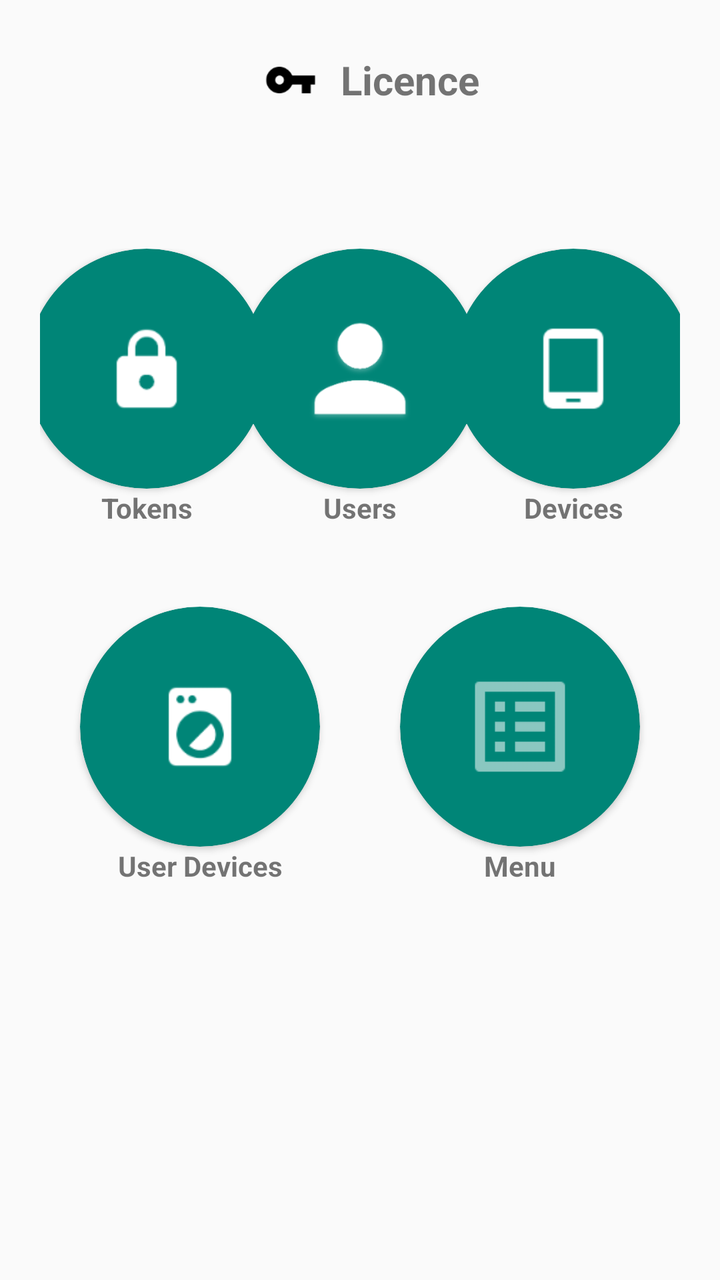
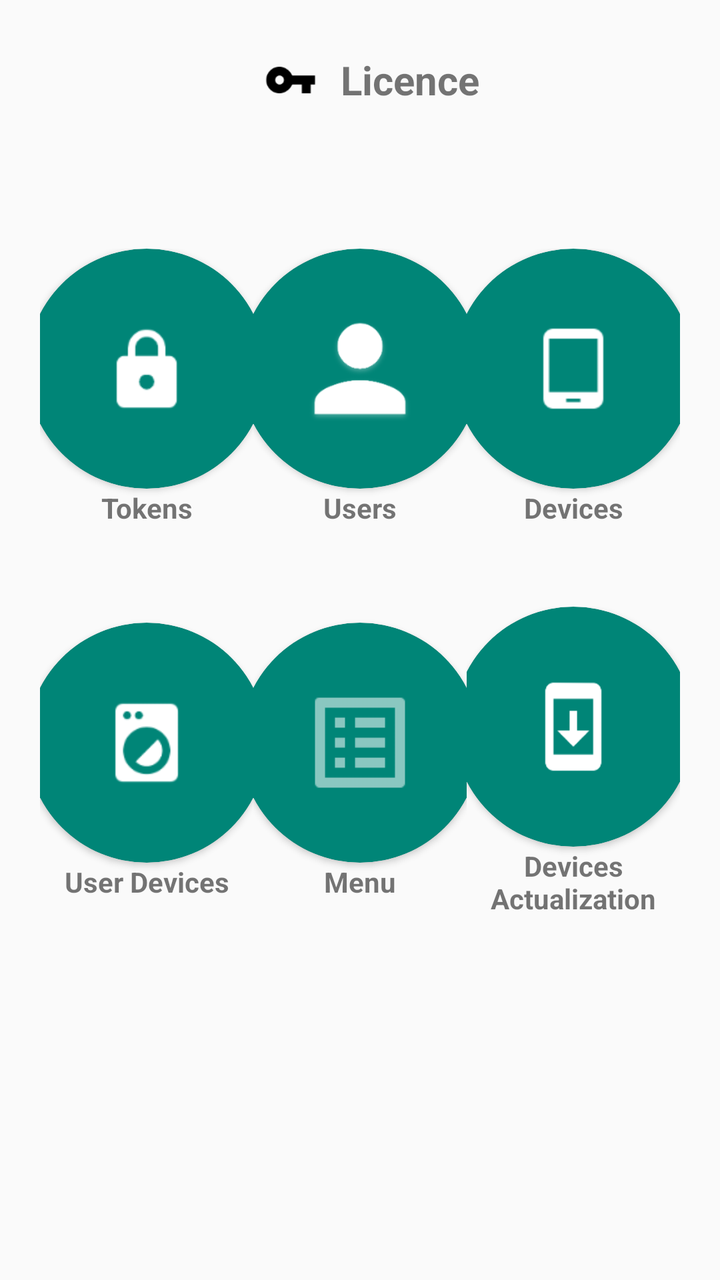

Before-and-after screenshots of an Android layout around one commit, followed by the original layout XML and the change that was made.
<!-- AndroidManifest.xml: application theme AppTheme -->
<!-- res/layout/fragment_admin_license_setup.xml -->
<?xml version="1.0" encoding="utf-8"?>
<LinearLayout xmlns:android="http://schemas.android.com/apk/res/android"
    xmlns:tools="http://schemas.android.com/tools"
    android:layout_width="match_parent"
    android:layout_height="match_parent"
    xmlns:app="http://schemas.android.com/apk/res-auto"
    tools:context=".AdminLicenseSetupFragment"
    android:orientation="vertical">


    
    <LinearLayout android:id="@+id/llMainScreen"
        android:layout_width="match_parent"
        android:layout_height="match_parent"
        android:orientation="vertical"
        android:visibility="visible">

        <LinearLayout
            android:layout_width="wrap_content"
            android:layout_height="wrap_content"
            android:orientation="horizontal"
            android:padding="15dp"
            android:layout_gravity="center">

            <ImageView
                android:layout_width="50dp"
                android:layout_height="50dp"
                android:src="@drawable/ic_key"/>

            <TextView
                android:layout_width="wrap_content"
                android:layout_height="match_parent"
                android:text="Licence"
                android:textStyle="bold"
                android:textSize="20sp"
                android:gravity="center_vertical"/>

        </LinearLayout>

        <TableLayout
            android:layout_width="match_parent"
            android:layout_height="match_parent"
            android:orientation="vertical">

            <TextView android:id="@+id/tvLicenceDescription"
                android:layout_width="match_parent"
                android:layout_height="wrap_content"
                android:text=""
                android:gravity="center_horizontal"
                android:textSize="18sp"
                android:textStyle="bold"/>

            <TableRow android:layout_width="match_parent"
                android:layout_height="wrap_content"
                android:orientation="horizontal"
                android:padding="20dp">

                <LinearLayout android:layout_width="0dp"
                    android:layout_height="match_parent"
                    android:layout_weight="1"
                    android:gravity="center"
                    android:orientation="vertical">

                    <android.support.v7.widget.CardView
                        android:layout_width="120dp"
                        android:layout_height="120dp"
                        app:cardBackgroundColor="@color/colorPrimary"
                        app:cardCornerRadius="60dp">

                        <ImageView android:id="@+id/btnTokens"
                            android:layout_width="80dp"
                            android:layout_height="80dp"
                            android:src="@drawable/ic_lock"
                            android:background="?attr/selectableItemBackgroundBorderless"
                            android:tint="@color/white"
                            android:layout_gravity="center"/>

                    </android.support.v7.widget.CardView>


                    <TextView
                        android:layout_width="match_parent"
                        android:layout_height="wrap_content"
                        android:text="Tokens"
                        android:gravity="center"
                        android:textStyle="bold"/>

                </LinearLayout>




                <LinearLayout android:layout_width="0dp"
                    android:layout_height="match_parent"
                    android:layout_weight="1"
                    android:gravity="center"
                    android:orientation="vertical">

                    <android.support.v7.widget.CardView
                        android:layout_width="120dp"
                        android:layout_height="120dp"
                        app:cardBackgroundColor="@color/colorPrimary"
                        app:cardCornerRadius="60dp">

                        <ImageView android:id="@+id/btnUsers"
                            android:layout_width="80dp"
                            android:layout_height="80dp"
                            android:src="@drawable/user"
                            android:background="?attr/selectableItemBackgroundBorderless"
                            android:tint="@color/white"
                            android:layout_gravity="center"/>

                    </android.support.v7.widget.CardView>


                    <TextView
                        android:layout_width="match_parent"
                        android:layout_height="wrap_content"
                        android:text="Users"
                        android:gravity="center"
                        android:textStyle="bold"/>

                </LinearLayout>



                <LinearLayout android:layout_width="0dp"
                    android:layout_height="match_parent"
                    android:layout_weight="1"
                    android:gravity="center"
                    android:orientation="vertical">

                    <android.support.v7.widget.CardView
                        android:layout_width="120dp"
                        android:layout_height="120dp"
                        app:cardBackgroundColor="@color/colorPrimary"
                        app:cardCornerRadius="60dp">

                        <ImageView android:id="@+id/btnDevices"
                            android:layout_width="80dp"
                            android:layout_height="80dp"
                            android:src="@drawable/ic_device"
                            android:background="?attr/selectableItemBackgroundBorderless"
                            android:tint="@color/white"
                            android:layout_gravity="center"/>

                    </android.support.v7.widget.CardView>


                    <TextView
                        android:layout_width="match_parent"
                        android:layout_height="wrap_content"
                        android:text="Devices"
                        android:gravity="center"
                        android:textStyle="bold"/>

                </LinearLayout>

            </TableRow>

            <TableRow android:layout_width="match_parent"
                android:layout_height="wrap_content"
                android:orientation="horizontal"
                android:padding="20dp">

            <LinearLayout android:layout_width="0dp"
                android:layout_height="match_parent"
                android:layout_weight="1"
                android:gravity="center"
                android:orientation="vertical">

                <android.support.v7.widget.CardView
                    android:layout_width="120dp"
                    android:layout_height="120dp"
                    app:cardBackgroundColor="@color/colorPrimary"
                    app:cardCornerRadius="60dp">

                    <ImageView android:id="@+id/btnUserDevices"
                        android:layout_width="80dp"
                        android:layout_height="80dp"
                        android:src="@drawable/ic_user_device"
                        android:background="?attr/selectableItemBackgroundBorderless"
                        android:tint="@color/white"
                        android:layout_gravity="center"/>

                </android.support.v7.widget.CardView>


                <TextView
                    android:layout_width="match_parent"
                    android:layout_height="wrap_content"
                    android:text="User Devices"
                    android:gravity="center"
                    android:textStyle="bold"/>

            </LinearLayout>




                <LinearLayout android:layout_width="0dp"
                    android:layout_height="match_parent"
                    android:layout_weight="1"
                    android:gravity="center"
                    android:orientation="vertical">

                    <android.support.v7.widget.CardView
                        android:layout_width="120dp"
                        android:layout_height="120dp"
                        app:cardBackgroundColor="@color/colorPrimary"
                        app:cardCornerRadius="60dp">

                        <ImageView android:id="@+id/btnMenuType"
                            android:layout_width="80dp"
                            android:layout_height="80dp"
                            android:src="@drawable/ic_action_list_alt"
                            android:background="?attr/selectableItemBackgroundBorderless"
                            android:tint="@color/white"
                            android:layout_gravity="center"
                            android:padding="10dp"/>

                    </android.support.v7.widget.CardView>


                    <TextView
                        android:layout_width="match_parent"
                        android:layout_height="wrap_content"
                        android:text="Menu"
                        android:gravity="center"
                        android:textStyle="bold"/>

                </LinearLayout>


            </TableRow>



        </TableLayout>

    </LinearLayout>

</LinearLayout>
<!-- resources referenced by this layout -->
<resources>
  <color name="colorPrimary">#008577</color>
  <color name="white">#FFFFFF</color>
  <!-- drawable ic_action_list_alt: png bitmap (drawable, 793 bytes) -->
  <!-- drawable ic_device: png bitmap (drawable-v24, 1032 bytes) -->
  <!-- drawable ic_key: png bitmap (drawable-v24, 1544 bytes) -->
  <!-- drawable ic_lock: png bitmap (drawable-v24, 1780 bytes) -->
  <!-- drawable ic_user_device: png bitmap (drawable-v24, 2471 bytes) -->
  <!-- drawable user: png bitmap (drawable, 7656 bytes) -->
  <style name="AppTheme" parent="Theme.AppCompat.Light.DarkActionBar">
          
          <item name="colorPrimary">@color/colorPrimary</item>
          <item name="colorPrimaryDark">@color/colorPrimaryDark</item>
          <item name="colorAccent">@color/colorAccent</item>
      </style>
  <color name="colorPrimaryDark">#00574B</color>
  <color name="colorAccent">#D81B60</color>
</resources>

<!-- the commit's change to res/layout/fragment_admin_license_setup.xml (unified diff, before → after) -->
@@ -232,6 +232,43 @@
                 </LinearLayout>
 
 
+
+
+
+                <LinearLayout android:layout_width="0dp"
+                    android:layout_height="match_parent"
+                    android:layout_weight="1"
+                    android:gravity="center"
+                    android:orientation="vertical">
+
+                    <android.support.v7.widget.CardView
+                        android:layout_width="120dp"
+                        android:layout_height="120dp"
+                        app:cardBackgroundColor="@color/colorPrimary"
+                        app:cardCornerRadius="60dp">
+
+                        <ImageView android:id="@+id/btnActualizationDevices"
+                            android:layout_width="80dp"
+                            android:layout_height="80dp"
+                            android:src="@drawable/ic_system_update"
+                            android:background="?attr/selectableItemBackgroundBorderless"
+                            android:tint="@color/white"
+                            android:layout_gravity="center"
+                            android:padding="10dp"/>
+
+                    </android.support.v7.widget.CardView>
+
+
+                    <TextView
+                        android:layout_width="match_parent"
+                        android:layout_height="wrap_content"
+                        android:text="Devices Actualization"
+                        android:gravity="center"
+                        android:textStyle="bold"/>
+
+                </LinearLayout>
+
+
             </TableRow>
 
 
<!-- resource entries referenced after the edit -->
@@ -6,6 +6,7 @@
   <!-- drawable ic_device: png bitmap (drawable-v24, 1032 bytes) -->
   <!-- drawable ic_key: png bitmap (drawable-v24, 1544 bytes) -->
   <!-- drawable ic_lock: png bitmap (drawable-v24, 1780 bytes) -->
+  <!-- drawable ic_system_update: png bitmap (drawable, 1646 bytes) -->
   <!-- drawable ic_user_device: png bitmap (drawable-v24, 2471 bytes) -->
   <!-- drawable user: png bitmap (drawable, 7656 bytes) -->
   <style name="AppTheme" parent="Theme.AppCompat.Light.DarkActionBar">
